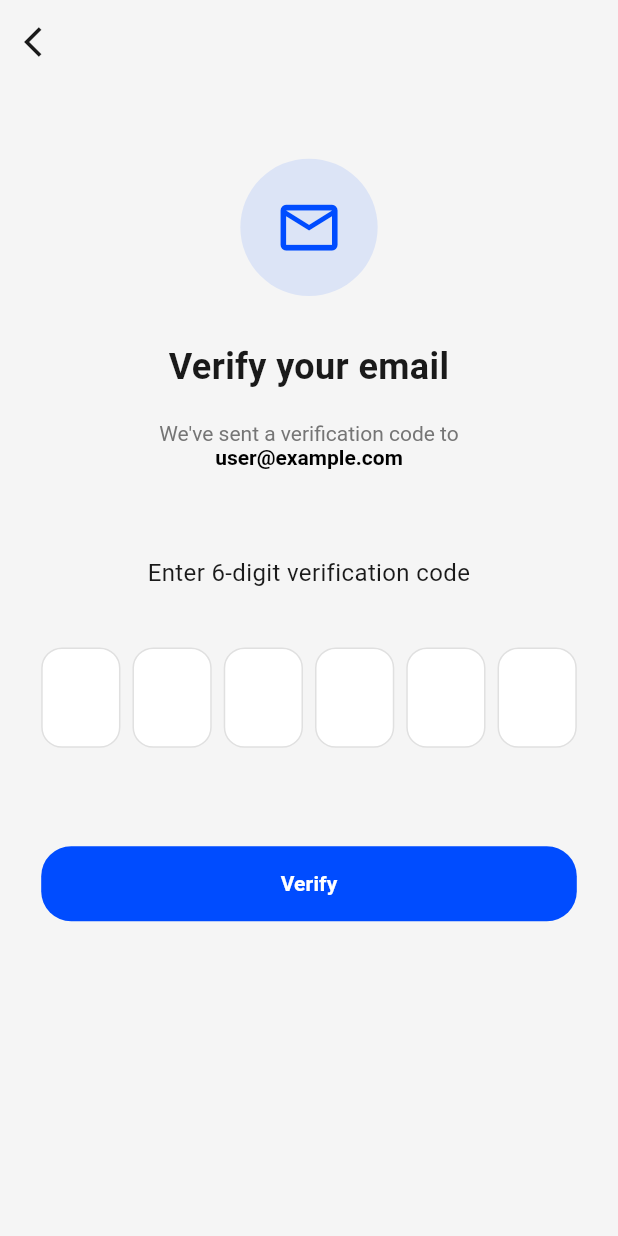
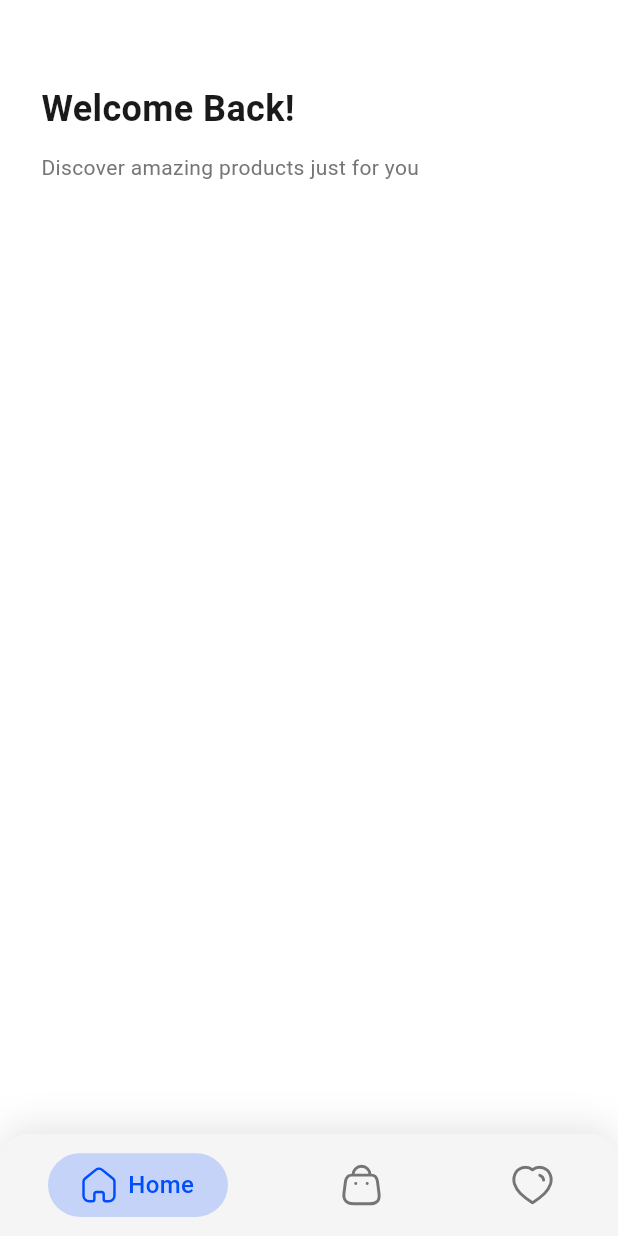
Before and after one commit to osamamohamedr1/e-commerce-task, a Flutter app: the screen it shows after launch, on a phone screen of 412 x 824 dp. Run offline on Flutter 3.47's test engine with Material 3 defaults, Android fonts, the phone set to English and light mode, and no system bars; drawn by our look-alikes of persistent_bottom_nav_bar, pinput; our stand-ins replace bloc, dartz, dio, flutter_bloc, flutter_screenutil, flutter_secure_storage and 5 more; generated files the repository leaves out were written again.

Commit message:
add bottom bar

```diff
--- a/lib/core/routing/app_router.dart
+++ b/lib/core/routing/app_router.dart
@@ -7,6 +7,10 @@ import 'package:e_commerce_task/features/authentication/presentation/bloc/otp_cu
 import 'package:e_commerce_task/features/authentication/presentation/views/login_view.dart';
 import 'package:e_commerce_task/features/authentication/presentation/views/register_view.dart';
 import 'package:e_commerce_task/features/authentication/presentation/views/verify_mail_view.dart';
+import 'package:e_commerce_task/features/bottom_bar/presentation/views/bottom_nav_bar.dart';
+import 'package:e_commerce_task/features/home/presentation/views/home_view.dart';
+import 'package:e_commerce_task/features/cart/presentation/views/cart_view.dart';
+import 'package:e_commerce_task/features/favorites/presentation/views/favorites_view.dart';
 import 'package:flutter/material.dart';
 import 'package:flutter_bloc/flutter_bloc.dart';
 
@@ -28,7 +32,7 @@ class AppRouter {
           ),
         );
       case Routes.bottomBar:
-        return MaterialPageRoute(builder: (_) => const Scaffold());
+        return MaterialPageRoute(builder: (_) => const BottomNavBar());
       case Routes.verifyEmail:
         final email = settings.arguments as String? ?? 'user@example.com';
         return MaterialPageRoute(
@@ -37,8 +41,12 @@ class AppRouter {
             child: VerifyMailView(email: email),
           ),
         );
+      case Routes.home:
+        return MaterialPageRoute(builder: (_) => const HomeView());
       case Routes.cart:
-        return MaterialPageRoute(builder: (_) => const Scaffold());
+        return MaterialPageRoute(builder: (_) => const CartView());
+      case Routes.favorites:
+        return MaterialPageRoute(builder: (_) => const FavoritesView());
       case Routes.profile:
         return MaterialPageRoute(builder: (_) => const Scaffold());
       default:
--- a/lib/core/routing/routes.dart
+++ b/lib/core/routing/routes.dart
@@ -5,5 +5,6 @@ class Routes {
   static const String verifyEmail = '/verifyEmail';
   static const String home = '/home';
   static const String cart = '/cart';
+  static const String favorites = '/favorites';
   static const String profile = '/profile';
 }
--- a/lib/core/utils/assets.dart
+++ b/lib/core/utils/assets.dart
@@ -13,4 +13,16 @@ class Assets {
   /// Assets for svgsBubblle
   /// assets/svgs/bubblle.svg
   static const String svgsBubblle = "assets/svgs/bubblle.svg";
+
+  /// Assets for svgsCart
+  /// assets/svgs/cart.svg
+  static const String svgsCart = "assets/svgs/cart.svg";
+
+  /// Assets for svgsFavorite
+  /// assets/svgs/favorite.svg
+  static const String svgsFavorite = "assets/svgs/favorite.svg";
+
+  /// Assets for svgsHome
+  /// assets/svgs/home.svg
+  static const String svgsHome = "assets/svgs/home.svg";
 }
--- /dev/null
+++ b/lib/features/bottom_bar/presentation/views/bottom_nav_bar.dart
@@ -0,0 +1,144 @@
+import 'package:e_commerce_task/core/utils/assets.dart';
+import 'package:flutter/material.dart';
+import 'package:flutter_screenutil/flutter_screenutil.dart';
+import 'package:flutter_svg/flutter_svg.dart';
+import 'package:persistent_bottom_nav_bar/persistent_bottom_nav_bar.dart';
+import 'package:e_commerce_task/core/utils/colors_manager.dart';
+import 'package:e_commerce_task/features/home/presentation/views/home_view.dart';
+import 'package:e_commerce_task/features/cart/presentation/views/cart_view.dart';
+import 'package:e_commerce_task/features/favorites/presentation/views/favorites_view.dart';
+
+class BottomNavBar extends StatefulWidget {
+  const BottomNavBar({super.key});
+
+  @override
+  State<BottomNavBar> createState() => _BottomNavBarState();
+}
+
+class _BottomNavBarState extends State<BottomNavBar> {
+  late PersistentTabController _controller;
+
+  @override
+  void initState() {
+    super.initState();
+    _controller = PersistentTabController(initialIndex: 0);
+  }
+
+  List<Widget> _buildScreens() {
+    return [const HomeView(), const CartView(), const FavoritesView()];
+  }
+
+  List<PersistentBottomNavBarItem> _navBarItems() {
+    return [
+      PersistentBottomNavBarItem(
+        icon: SvgPicture.asset(
+          Assets.svgsHome,
+          width: 20.w,
+          height: 20.h,
+          colorFilter: ColorFilter.mode(ColorsManger.primary, BlendMode.srcIn),
+        ),
+        inactiveIcon: SvgPicture.asset(
+          Assets.svgsHome,
+          width: 24.w,
+          height: 24.h,
+          colorFilter: ColorFilter.mode(
+            ColorsManger.secondaryText,
+            BlendMode.srcIn,
+          ),
+        ),
+        title: "Home",
+        activeColorPrimary: ColorsManger.primary,
+        inactiveColorPrimary: ColorsManger.secondaryText,
+        textStyle: TextStyle(fontSize: 14.sp, fontWeight: FontWeight.w500),
+      ),
+      PersistentBottomNavBarItem(
+        icon: SvgPicture.asset(
+          Assets.svgsCart,
+          width: 20.w,
+          height: 20.h,
+          colorFilter: ColorFilter.mode(ColorsManger.primary, BlendMode.srcIn),
+        ),
+        inactiveIcon: SvgPicture.asset(
+          Assets.svgsCart,
+          width: 24.w,
+          height: 24.h,
+          colorFilter: ColorFilter.mode(
+            ColorsManger.secondaryText,
+            BlendMode.srcIn,
+          ),
+        ),
+        title: "Cart",
+        activeColorPrimary: ColorsManger.primary,
+        inactiveColorPrimary: ColorsManger.secondaryText,
+        textStyle: TextStyle(fontSize: 12.sp, fontWeight: FontWeight.w500),
+      ),
+      PersistentBottomNavBarItem(
+        icon: SvgPicture.asset(
+          Assets.svgsFavorite,
+          width: 24.w,
+          height: 24.h,
+          colorFilter: ColorFilter.mode(ColorsManger.primary, BlendMode.srcIn),
+        ),
+        inactiveIcon: SvgPicture.asset(
+          Assets.svgsFavorite,
+          width: 24.w,
+          height: 24.h,
+          colorFilter: ColorFilter.mode(
+            ColorsManger.secondaryText,
+            BlendMode.srcIn,
+          ),
+        ),
+        title: "Favorites",
+        activeColorPrimary: ColorsManger.primary,
+        inactiveColorPrimary: ColorsManger.secondaryText,
+        textStyle: TextStyle(fontSize: 12.sp, fontWeight: FontWeight.w500),
+      ),
+    ];
+  }
+
+  @override
+  Widget build(BuildContext context) {
+    return PersistentTabView(
+      context,
+      controller: _controller,
+      screens: _buildScreens(),
+      items: _navBarItems(),
+      handleAndroidBackButtonPress: true,
+      resizeToAvoidBottomInset: true,
+      stateManagement: true,
+      hideNavigationBarWhenKeyboardAppears: true,
+      popBehaviorOnSelectedNavBarItemPress: PopBehavior.once,
+      padding: EdgeInsets.only(top: 8.h, bottom: 8.h),
+      backgroundColor: ColorsManger.background,
+      isVisible: true,
+      animationSettings: const NavBarAnimationSettings(
+        navBarItemAnimation: ItemAnimationSettings(
+          duration: Duration(milliseconds: 400),
+          curve: Curves.ease,
+        ),
+        screenTransitionAnimation: ScreenTransitionAnimationSettings(
+          animateTabTransition: true,
+          duration: Duration(milliseconds: 200),
+          screenTransitionAnimationType: ScreenTransitionAnimationType.fadeIn,
+        ),
+      ),
+      confineToSafeArea: true,
+      navBarHeight: kBottomNavigationBarHeight + 10.h,
+      navBarStyle: NavBarStyle.style1,
+      decoration: NavBarDecoration(
+        colorBehindNavBar: ColorsManger.background,
+        borderRadius: BorderRadius.only(
+          topLeft: Radius.circular(16.r),
+          topRight: Radius.circular(16.r),
+        ),
+        boxShadow: [
+          BoxShadow(
+            color: Colors.black.withOpacity(0.1),
+            blurRadius: 20,
+            offset: const Offset(0, -5),
+          ),
+        ],
+      ),
+    );
+  }
+}
--- /dev/null
+++ b/lib/features/cart/presentation/views/cart_view.dart
@@ -0,0 +1,18 @@
+import 'package:flutter/material.dart';
+import 'package:e_commerce_task/core/utils/text_styles.dart';
+
+class CartView extends StatelessWidget {
+  const CartView({super.key});
+
+  @override
+  Widget build(BuildContext context) {
+    return Scaffold(
+      appBar: AppBar(
+        backgroundColor: Colors.transparent,
+        elevation: 0,
+        title: Text('Shopping Cart', style: TextStyles.font20PrimaryBold),
+        centerTitle: false,
+      ),
+    );
+  }
+}
--- /dev/null
+++ b/lib/features/favorites/presentation/views/favorites_view.dart
@@ -0,0 +1,21 @@
+import 'package:flutter/material.dart';
+import 'package:e_commerce_task/core/utils/colors_manager.dart';
+import 'package:e_commerce_task/core/utils/text_styles.dart';
+
+class FavoritesView extends StatelessWidget {
+  const FavoritesView({super.key});
+
+  @override
+  Widget build(BuildContext context) {
+    return Scaffold(
+      backgroundColor: ColorsManger.background,
+      appBar: AppBar(
+        backgroundColor: ColorsManger.background,
+        scrolledUnderElevation: 0,
+        elevation: 0,
+        title: Text('Favorites', style: TextStyles.font20PrimaryBold),
+        centerTitle: false,
+      ),
+    );
+  }
+}
--- /dev/null
+++ b/lib/features/home/presentation/views/home_view.dart
@@ -0,0 +1,33 @@
+import 'package:flutter/material.dart';
+import 'package:flutter_screenutil/flutter_screenutil.dart';
+import 'package:e_commerce_task/core/utils/text_styles.dart';
+import 'package:e_commerce_task/core/constants/spacing.dart';
+
+class HomeView extends StatelessWidget {
+  const HomeView({super.key});
+
+  @override
+  Widget build(BuildContext context) {
+    return Scaffold(
+      body: SafeArea(
+        child: Padding(
+          padding: EdgeInsets.all(24.w),
+          child: Column(
+            crossAxisAlignment: CrossAxisAlignment.start,
+            children: [
+              verticalSpace(20.h),
+
+              // Welcome Header
+              Text('Welcome Back!', style: TextStyles.font24PrimaryBold),
+              verticalSpace(8.h),
+              Text(
+                'Discover amazing products just for you',
+                style: TextStyles.font14Secondary,
+              ),
+            ],
+          ),
+        ),
+      ),
+    );
+  }
+}
--- a/lib/main.dart
+++ b/lib/main.dart
@@ -3,6 +3,7 @@ import 'package:e_commerce_task/core/routing/routes.dart';
 import 'package:e_commerce_task/core/utils/cache_helper.dart';
 import 'package:e_commerce_task/core/utils/service_locator.dart';
 import 'package:flutter/material.dart';
+import 'package:flutter/services.dart';
 import 'package:flutter_screenutil/flutter_screenutil.dart';
 
 void main() async {
@@ -25,8 +26,7 @@ class EcommerceApp extends StatelessWidget {
       child: MaterialApp(
         theme: ThemeData(scaffoldBackgroundColor: Colors.white),
         debugShowCheckedModeBanner: false,
-        initialRoute: Routes.verifyEmail,
-
+        initialRoute: Routes.bottomBar,
         onGenerateRoute: AppRouter().generateRoute,
       ),
     );
--- a/pubspec.yaml
+++ b/pubspec.yaml
@@ -40,6 +40,7 @@ dependencies:
   get_it: ^8.2.0
   json_annotation: ^4.9.0
   logger: ^2.6.2
+  persistent_bottom_nav_bar: ^6.2.1
   pinput: ^5.0.0
   pretty_dio_logger: ^1.4.0
   retrofit: ^4.7.3
```
Also changed, not shown: assets/svgs/cart.svg (added), assets/svgs/favorite.svg (added), assets/svgs/home.svg (added), pubspec.lock.
